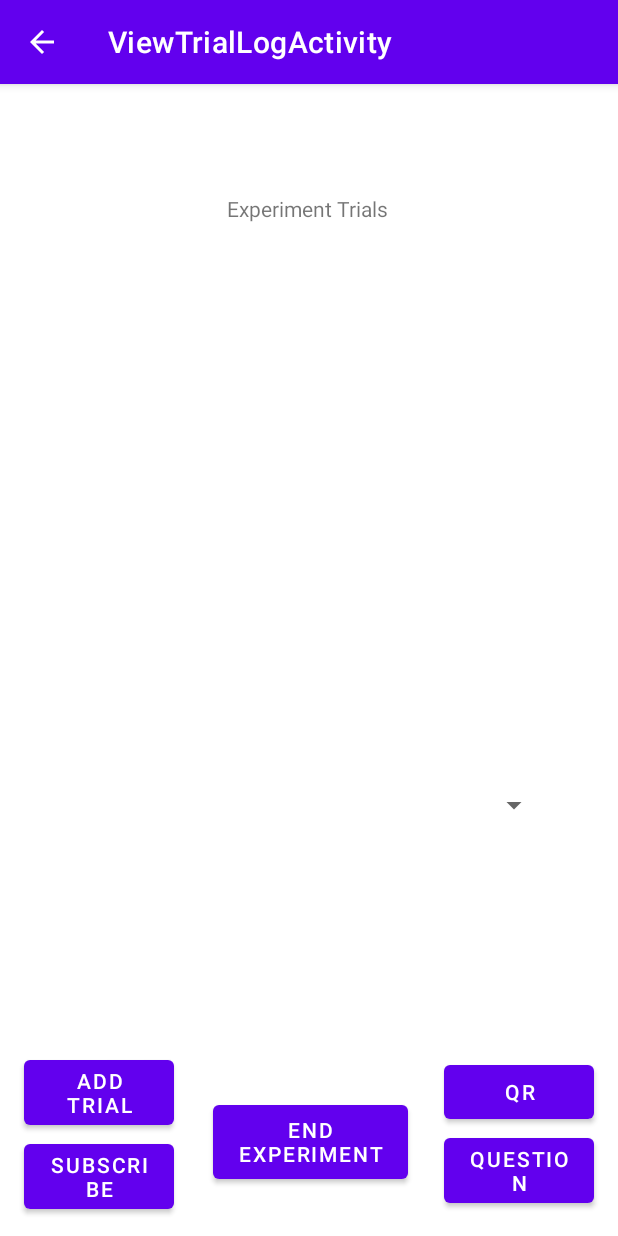
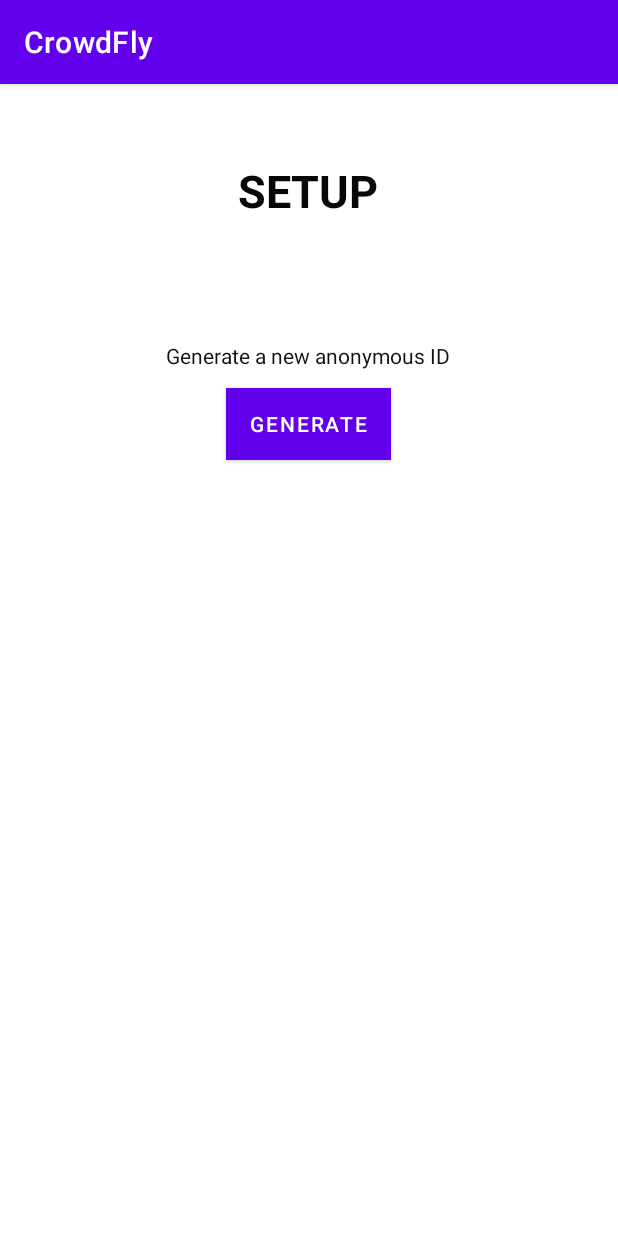
Before and after one commit to CMPUT301W21T06/CrowdFly, an Android app: the screen it shows after launch (ViewTrialLogActivity before the commit, AuthActivity after it), on a phone screen of 412 x 824 dp. Run offline under Robolectric (Android 15) with nearby library versions, the phone set to English and light mode, and no system bars; our stand-ins replace Firebase (no records; nobody signed in at launch, a user with empty details on screens opened directly).

Commit message:
feat: anonymous user auth

```diff
--- a/code/app/build.gradle
+++ b/code/app/build.gradle
@@ -40,4 +40,5 @@ dependencies {
     implementation platform('com.google.firebase:firebase-bom:26.6.0')
     implementation 'com.android.support:multidex:1.0.3'
     implementation 'com.google.firebase:firebase-firestore'
+    implementation 'com.google.firebase:firebase-auth'
 }
--- a/code/app/src/main/AndroidManifest.xml
+++ b/code/app/src/main/AndroidManifest.xml
@@ -15,6 +15,12 @@
             android:name=".Views.ViewTrialLogActivity"
             android:label="@string/title_activity_view_trial_log"
             android:parentActivityName=".Views.MainActivity">
+        </activity>
+        <activity android:name=".Views.AddExperimentActivity"
+            android:label="AddExperimentActivity">
+
+        </activity>
+        <activity android:name=".Views.AuthActivity" android:launchMode="singleTask">
             <intent-filter>
                 <action android:name="android.intent.action.MAIN" />
 
--- /dev/null
+++ b/code/app/src/main/java/com/cmput301w21t06/crowdfly/Views/AuthActivity.java
@@ -0,0 +1,75 @@
+package com.cmput301w21t06.crowdfly.Views;
+
+import androidx.annotation.NonNull;
+import androidx.appcompat.app.AppCompatActivity;
+
+import android.content.Intent;
+import android.os.Bundle;
+import android.view.View;
+import android.widget.Button;
+import android.widget.Toast;
+
+import com.cmput301w21t06.crowdfly.R;
+import com.google.android.gms.tasks.OnCompleteListener;
+import com.google.android.gms.tasks.Task;
+import com.google.firebase.auth.AuthResult;
+import com.google.firebase.auth.FirebaseAuth;
+import com.google.firebase.auth.FirebaseUser;
+
+public class AuthActivity extends AppCompatActivity {
+    private FirebaseAuth authManager;
+
+    @Override
+    protected void onCreate(Bundle savedInstanceState) {
+        super.onCreate(savedInstanceState);
+        authManager = FirebaseAuth.getInstance();
+        setContentView(R.layout.activity_auth);
+
+        Button loginButton = (Button) findViewById(R.id.authButton);
+        loginButton.setOnClickListener(new View.OnClickListener() {
+            @Override
+            public void onClick(View v) {
+                authManager.signInAnonymously().addOnCompleteListener(AuthActivity.this, new OnCompleteListener<AuthResult>() {
+                    @Override
+                    public void onComplete(@NonNull Task<AuthResult> task) {
+                        if (task.isSuccessful()) {
+
+                            FirebaseUser user = authManager.getCurrentUser();
+
+                            updateUI(user);
+                        } else {
+                            System.out.println(task.getException());
+                            Toast.makeText(AuthActivity.this, "Authentication failed.",
+                                    Toast.LENGTH_SHORT).show();
+                            updateUI(null);
+                        }
+
+
+                    }
+                });
+            }
+        });
+    }
+
+    @Override
+    public void onStart() {
+        super.onStart();
+        FirebaseUser currentUser = authManager.getCurrentUser();
+        updateUI(currentUser);
+
+    }
+
+
+
+    public void updateUI(FirebaseUser user){
+        if(user !=null){
+            System.out.println(user.getUid());
+            Intent intent = new Intent(getApplicationContext(), MainActivity.class);
+            startActivity(intent);
+        }
+
+    }
+
+
+
+}
--- a/code/app/src/main/java/com/cmput301w21t06/crowdfly/Views/MainActivity.java
+++ b/code/app/src/main/java/com/cmput301w21t06/crowdfly/Views/MainActivity.java
@@ -2,11 +2,9 @@ package com.cmput301w21t06.crowdfly.Views;
 
 import androidx.appcompat.app.AppCompatActivity;
 
-import android.content.Intent;
 import android.os.Bundle;
 
 import com.cmput301w21t06.crowdfly.R;
-import com.cmput301w21t06.crowdfly.Views.ViewExperimentLogActivity;
 import com.google.firebase.firestore.FirebaseFirestore;
 
 public class MainActivity extends AppCompatActivity {
--- /dev/null
+++ b/code/app/src/main/res/layout/activity_auth.xml
@@ -0,0 +1,51 @@
+<?xml version="1.0" encoding="utf-8"?>
+<androidx.constraintlayout.widget.ConstraintLayout xmlns:android="http://schemas.android.com/apk/res/android"
+    xmlns:app="http://schemas.android.com/apk/res-auto"
+    xmlns:tools="http://schemas.android.com/tools"
+    android:layout_width="match_parent"
+    android:layout_height="match_parent"
+    tools:context=".Views.MainActivity">
+
+    <TextView
+        android:id="@+id/authTitle"
+        android:layout_width="wrap_content"
+        android:layout_height="wrap_content"
+        android:text="@string/login"
+        android:textAllCaps="true"
+        android:textColor="#070707"
+        android:textSize="30sp"
+        android:textStyle="bold"
+        app:layout_constraintBottom_toBottomOf="parent"
+        app:layout_constraintHorizontal_bias="0.498"
+        app:layout_constraintLeft_toLeftOf="parent"
+        app:layout_constraintRight_toRightOf="parent"
+        app:layout_constraintTop_toTopOf="parent"
+        app:layout_constraintVertical_bias="0.07" />
+
+    <Button
+        android:id="@+id/authButton"
+        android:layout_width="wrap_content"
+        android:layout_height="wrap_content"
+        android:layout_marginTop="12dp"
+        android:background="@color/black"
+        android:text="@string/authButton"
+        app:layout_constraintEnd_toEndOf="parent"
+        app:layout_constraintHorizontal_bias="0.498"
+        app:layout_constraintStart_toStartOf="parent"
+        app:layout_constraintTop_toBottomOf="@+id/authButtonSubtitle" />
+
+    <TextView
+        android:id="@+id/authButtonSubtitle"
+        android:layout_width="wrap_content"
+        android:layout_height="wrap_content"
+        android:layout_marginTop="80dp"
+        android:text="@string/authButtonSubtitle"
+        android:textColor="#121111"
+        android:textSize="14sp"
+        app:layout_constraintEnd_toEndOf="parent"
+        app:layout_constraintHorizontal_bias="0.497"
+        app:layout_constraintStart_toStartOf="parent"
+        app:layout_constraintTop_toBottomOf="@+id/authTitle" />
+
+
+</androidx.constraintlayout.widget.ConstraintLayout>
--- a/code/app/src/main/res/values/strings.xml
+++ b/code/app/src/main/res/values/strings.xml
@@ -7,6 +7,8 @@
     -->
     <string name="hello_world">Hello Square World!</string>
     <string name="signup_prompt">New user? Click me!</string>
-    <string name="login">LOG IN</string>
+    <string name="login">Setup</string>
     <string name="ID">ID</string>
+    <string name="authButton">Generate</string>
+    <string name="authButtonSubtitle">Generate a new anonymous ID</string>
 </resources>
```
Also changed, not shown: code/app/src/main/java/com/cmput301w21t06/crowdfly/Models/User.java (+49 -8 lines), code/app/src/main/res/layout/activity_main.xml (+4 -55 lines), 1 other file.
